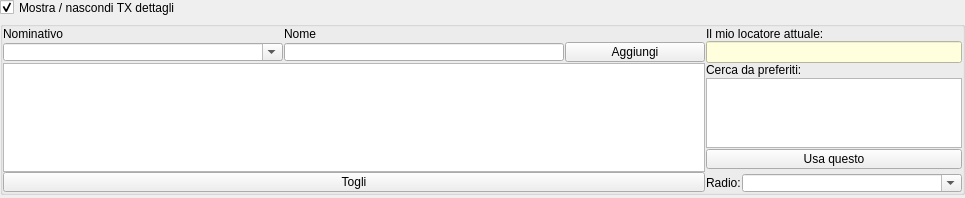
Above: tx.ui from DoppiaZeta/RFLog before the change. Below: the same form after it.
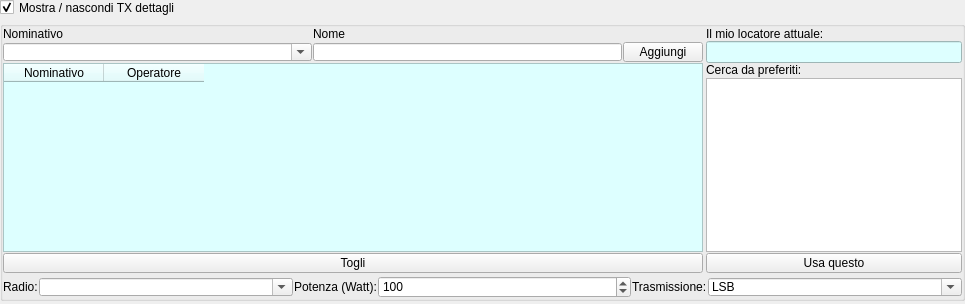
That is the form after the change.

```diff
--- a/tx.ui
+++ b/tx.ui
@@ -7,13 +7,13 @@
     <x>0</x>
     <y>0</y>
     <width>965</width>
-    <height>176</height>
+    <height>304</height>
    </rect>
   </property>
   <property name="maximumSize">
    <size>
     <width>16777215</width>
-    <height>200</height>
+    <height>16777215</height>
    </size>
   </property>
   <property name="windowTitle">
@@ -84,7 +84,7 @@
         <property name="title">
          <string/>
         </property>
-        <layout class="QGridLayout" name="gridLayout_3" columnstretch="1,0,0,0,0">
+        <layout class="QGridLayout" name="gridLayout_3" rowstretch="1,0,0,0,0,0,0" columnstretch="1,0">
          <property name="leftMargin">
           <number>0</number>
          </property>
@@ -98,12 +98,206 @@
           <number>0</number>
          </property>
          <property name="horizontalSpacing">
-          <number>1</number>
+          <number>3</number>
          </property>
          <property name="verticalSpacing">
           <number>0</number>
          </property>
-         <item row="0" column="2" rowspan="5">
+         <item row="0" column="0" rowspan="4">
+          <layout class="QGridLayout" name="gridLayout_2" columnstretch="2,2,0">
+           <property name="spacing">
+            <number>1</number>
+           </property>
+           <item row="0" column="1">
+            <widget class="QLabel" name="label_3">
+             <property name="text">
+              <string>Nome</string>
+             </property>
+            </widget>
+           </item>
+           <item row="0" column="0">
+            <widget class="QLabel" name="label">
+             <property name="text">
+              <string>Nominativo</string>
+             </property>
+            </widget>
+           </item>
+           <item row="3" column="0">
+            <widget class="QComboBox" name="nominativo">
+             <property name="editable">
+              <bool>true</bool>
+             </property>
+            </widget>
+           </item>
+           <item row="3" column="2">
+            <widget class="QPushButton" name="aggiungi">
+             <property name="text">
+              <string>Aggiungi</string>
+             </property>
+            </widget>
+           </item>
+           <item row="3" column="1">
+            <widget class="QLineEdit" name="operatore"/>
+           </item>
+           <item row="6" column="0" colspan="3">
+            <widget class="QPushButton" name="togli">
+             <property name="text">
+              <string>Togli</string>
+             </property>
+            </widget>
+           </item>
+           <item row="5" column="0" colspan="3">
+            <widget class="QTableWidget" name="nominativiList">
+             <property name="styleSheet">
+              <string notr="true">background-color: #dff;
+color: black;</string>
+             </property>
+             <property name="editTriggers">
+              <set>QAbstractItemView::EditTrigger::NoEditTriggers</set>
+             </property>
+             <attribute name="verticalHeaderVisible">
+              <bool>false</bool>
+             </attribute>
+             <column>
+              <property name="text">
+               <string>Nominativo</string>
+              </property>
+             </column>
+             <column>
+              <property name="text">
+               <string>Operatore</string>
+              </property>
+             </column>
+            </widget>
+           </item>
+          </layout>
+         </item>
+         <item row="6" column="0" colspan="2">
+          <layout class="QHBoxLayout" name="horizontalLayout_2" stretch="0,1,0,1,0,1">
+           <property name="spacing">
+            <number>1</number>
+           </property>
+           <property name="topMargin">
+            <number>3</number>
+           </property>
+           <item>
+            <widget class="QLabel" name="label_5">
+             <property name="text">
+              <string>Radio:</string>
+             </property>
+            </widget>
+           </item>
+           <item>
+            <widget class="QComboBox" name="radio">
+             <property name="editable">
+              <bool>true</bool>
+             </property>
+            </widget>
+           </item>
+           <item>
+            <widget class="QLabel" name="label_6">
+             <property name="text">
+              <string>Potenza (Watt):</string>
+             </property>
+            </widget>
+           </item>
+           <item>
+            <widget class="QSpinBox" name="potenza">
+             <property name="maximum">
+              <number>500</number>
+             </property>
+             <property name="value">
+              <number>100</number>
+             </property>
+            </widget>
+           </item>
+           <item>
+            <widget class="QLabel" name="label_7">
+             <property name="text">
+              <string>Trasmissione:</string>
+             </property>
+            </widget>
+           </item>
+           <item>
+            <widget class="QComboBox" name="trasmissione">
+             <property name="editable">
+              <bool>true</bool>
+             </property>
+             <item>
+              <property name="text">
+               <string>LSB</string>
+              </property>
+             </item>
+             <item>
+              <property name="text">
+               <string>USB</string>
+              </property>
+             </item>
+             <item>
+              <property name="text">
+               <string>AM</string>
+              </property>
+             </item>
+             <item>
+              <property name="text">
+               <string>FM</string>
+              </property>
+             </item>
+             <item>
+              <property name="text">
+               <string>CW</string>
+              </property>
+             </item>
+             <item>
+              <property name="text">
+               <string>DMR</string>
+              </property>
+             </item>
+             <item>
+              <property name="text">
+               <string>RTTY</string>
+              </property>
+             </item>
+             <item>
+              <property name="text">
+               <string>PSK31</string>
+              </property>
+             </item>
+             <item>
+              <property name="text">
+               <string>FT8</string>
+              </property>
+             </item>
+             <item>
+              <property name="text">
+               <string>JT65</string>
+              </property>
+             </item>
+             <item>
+              <property name="text">
+               <string>ATV</string>
+              </property>
+             </item>
+             <item>
+              <property name="text">
+               <string>Satellitare</string>
+              </property>
+             </item>
+             <item>
+              <property name="text">
+               <string>Altri modi digitali</string>
+              </property>
+             </item>
+             <item>
+              <property name="text">
+               <string>Sperimentale</string>
+              </property>
+             </item>
+            </widget>
+           </item>
+          </layout>
+         </item>
+         <item row="0" column="1" rowspan="6">
           <layout class="QGridLayout" name="gridLayout_7">
            <item row="0" column="0" colspan="2">
             <widget class="QLabel" name="label_4">
@@ -118,7 +312,8 @@
               <string notr="true">min-height: 20px;
 color: blue;
 font-weight: bold;
-background-color: #ffd;</string>
+background-color: #dff;
+letter-spacing: 2px;</string>
              </property>
              <property name="alignment">
               <set>Qt::AlignmentFlag::AlignCenter</set>
@@ -164,91 +359,21 @@
                <property name="horizontalScrollBarPolicy">
                 <enum>Qt::ScrollBarPolicy::ScrollBarAlwaysOff</enum>
                </property>
-              </widget>
-             </item>
-            </layout>
-           </item>
-           <item row="4" column="0" colspan="2">
-            <layout class="QHBoxLayout" name="horizontalLayout" stretch="0,1">
-             <property name="spacing">
-              <number>1</number>
-             </property>
-             <property name="topMargin">
-              <number>5</number>
-             </property>
-             <item>
-              <widget class="QLabel" name="label_5">
-               <property name="text">
-                <string>Radio:</string>
+               <property name="editTriggers">
+                <set>QAbstractItemView::EditTrigger::NoEditTriggers</set>
                </property>
+               <attribute name="horizontalHeaderVisible">
+                <bool>false</bool>
+               </attribute>
+               <attribute name="verticalHeaderVisible">
+                <bool>false</bool>
+               </attribute>
               </widget>
              </item>
-             <item>
-              <widget class="QComboBox" name="radio">
-               <property name="editable">
-                <bool>true</bool>
-               </property>
-              </widget>
-             </item>
             </layout>
            </item>
           </layout>
          </item>
-         <item row="4" column="0">
-          <widget class="QPushButton" name="togli">
-           <property name="text">
-            <string>Togli</string>
-           </property>
-          </widget>
-         </item>
-         <item row="0" column="0" rowspan="4">
-          <layout class="QGridLayout" name="gridLayout_2" columnstretch="2,2,1">
-           <property name="spacing">
-            <number>1</number>
-           </property>
-           <item row="0" column="0">
-            <widget class="QLabel" name="label">
-             <property name="text">
-              <string>Nominativo</string>
-             </property>
-            </widget>
-           </item>
-           <item row="0" column="1">
-            <widget class="QLabel" name="label_3">
-             <property name="text">
-              <string>Nome</string>
-             </property>
-            </widget>
-           </item>
-           <item row="3" column="2">
-            <widget class="QPushButton" name="aggiungi">
-             <property name="text">
-              <string>Aggiungi</string>
-             </property>
-            </widget>
-           </item>
-           <item row="5" column="0" colspan="3">
-            <widget class="QListWidget" name="listWidget">
-             <property name="sizePolicy">
-              <sizepolicy hsizetype="Preferred" vsizetype="Preferred">
-               <horstretch>0</horstretch>
-               <verstretch>0</verstretch>
-              </sizepolicy>
-             </property>
-            </widget>
-           </item>
-           <item row="3" column="0">
-            <widget class="QComboBox" name="nominativo">
-             <property name="editable">
-              <bool>true</bool>
-             </property>
-            </widget>
-           </item>
-           <item row="3" column="1">
-            <widget class="QLineEdit" name="operatore"/>
-           </item>
-          </layout>
-         </item>
         </layout>
        </widget>
       </item>
```
Left out of the diff: 6 changed lines with no effect on the pictures.
